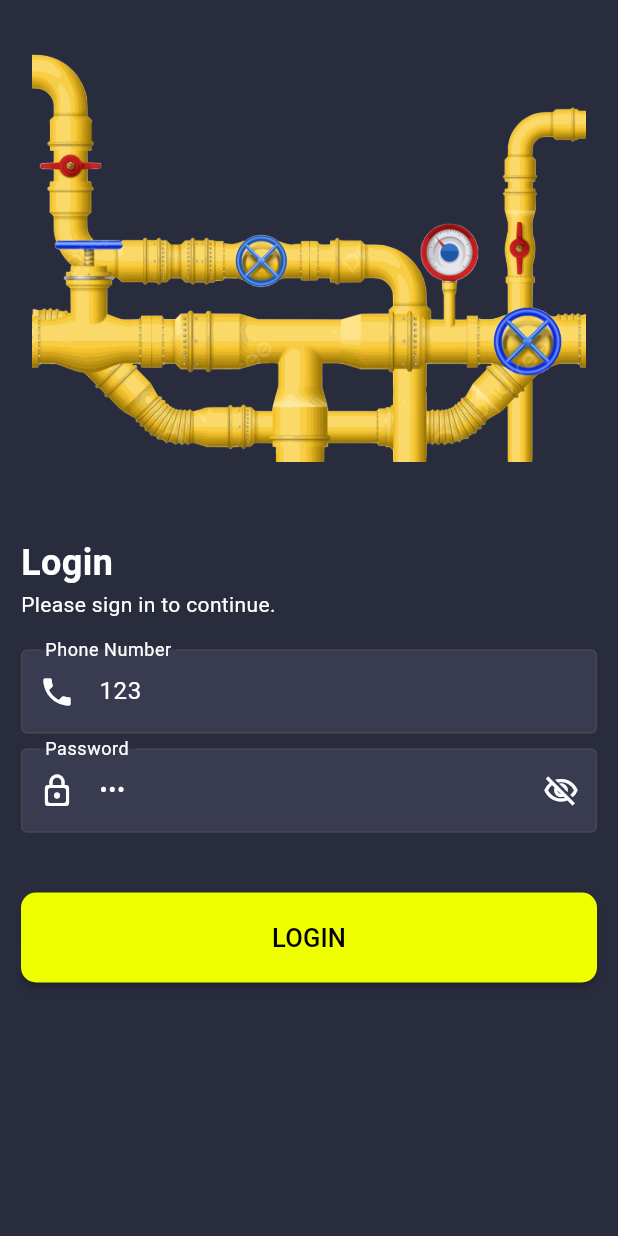
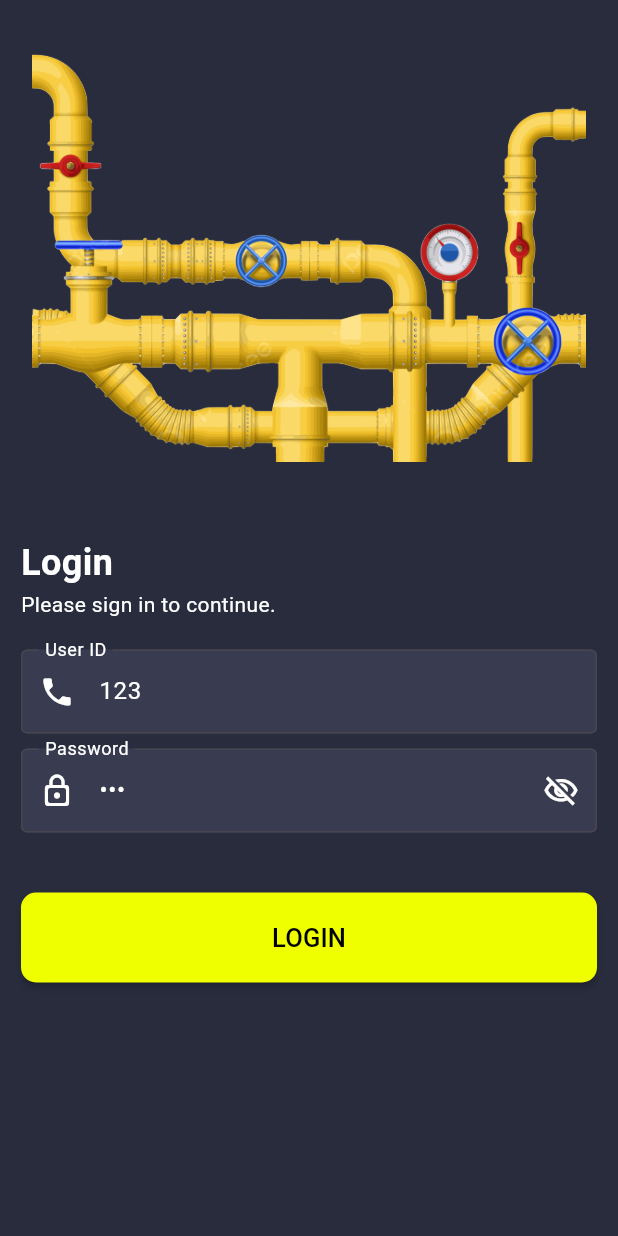
Before and after one commit to DeepVaghasiya15/Gas-Leakage-Survey, a Flutter app: the screen it shows after launch, on a phone screen of 412 x 824 dp. Run offline on Flutter 3.47's test engine with Material 3 defaults, Android fonts, the light colour scheme and no system bars; our stand-ins replace camera, dropdown_button2, firebase_core, firebase_storage, flutter_secure_storage, geolocator and 3 more; missing offline and left inert: flutter_vibrate; accounts and stored records are empty.

```diff
--- a/lib/data/raise_ticket_data.dart
+++ b/lib/data/raise_ticket_data.dart
@@ -1,7 +1,7 @@
 //Raising ticket form data
-String? token = "eyJhbGciOiJIUzI1NiIsInR5cCI6IkpXVCJ9.eyJ1c2VyIjp7Im5hbWUiOiJ0ZW1wIiwidXNlcl9pZCI6IjEyMyIsInJvbGUiOiJhZG1pbiIsIm9yZ2FuaXphdGlvbl9pZCI6IjEyMzM0NDMzNDMiLCJ0aW1lc3RhbXAiOjE3MTQxMTA0NDd9fQ.CodfLWrT8Ko2Z5quiDgUiLYqh5OT8QBnQUEKUODmQ2I";
 
-String baseUrl = 'https://picarro-backend.onrender.com';
+// String baseUrl = 'https://picarro-backend.onrender.com';
+String baseUrl = 'https://7e5e-2401-4900-1f3e-8fff-00-22a-f7f2.ngrok-free.app';
 String loginEndpoint = '/users/login';
 String createTicketEndpoint = '/tickets/create';
 
--- a/lib/raise_ticket_screen_options/form_fill.dart
+++ b/lib/raise_ticket_screen_options/form_fill.dart
@@ -14,7 +14,7 @@
 import '../screens/raise_ticket_screen_options.dart';
 import 'package:http/http.dart' as http;
 import 'package:flutter_secure_storage/flutter_secure_storage.dart';
-// import 'package:firebase_storage/firebase_storage.dart';
+import 'package:firebase_storage/firebase_storage.dart';
 
 bool previewCompleted = false;
 // FirebaseStorage storage = FirebaseStorage.instance;
@@ -378,7 +378,7 @@
                 onPressed: () async {
                   HapticFeedback.vibrate();
                   int count = 0;
-                  // Submit logic here
+
                   selectedOptionArray.add(mainAreaController.text);
                   selectedOptionArray.add(subAreaController.text);
                   selectedOptionArray.add(dpIrFirstController.text);
@@ -432,7 +432,6 @@
                     if (!route.isFirst) {
                       count++;
                     }
-                    // Return true when the counter reaches 2
                     return count == 11;
                   });
                 },
@@ -836,7 +835,7 @@
                 ),
               ],
             ),
-            SizedBox(
+            const SizedBox(
               height: 10,
             )
           ],
--- a/lib/screens/login/login_screen_new.dart
+++ b/lib/screens/login/login_screen_new.dart
@@ -7,7 +7,6 @@
 import 'package:http/http.dart' as http;
 import 'package:provider/provider.dart';
 import 'package:gas_leakage_survey/model/tokenModel.dart';
-
 import '../../data/raise_ticket_data.dart';
 
 late String Token;
@@ -152,7 +151,7 @@
                     keyboardType: TextInputType.phone,
                     style: const TextStyle(color: Colors.white),
                     decoration: const InputDecoration(
-                      labelText: 'Phone Number',
+                      labelText: 'User ID',
                       labelStyle: TextStyle(color: Colors.white),
                       prefixIcon: Icon(Icons.phone, color: Colors.white),
                       border: OutlineInputBorder(
```
Also changed, not shown: pubspec.yaml (+7 -21 lines), pubspec.lock, 8 other files.
